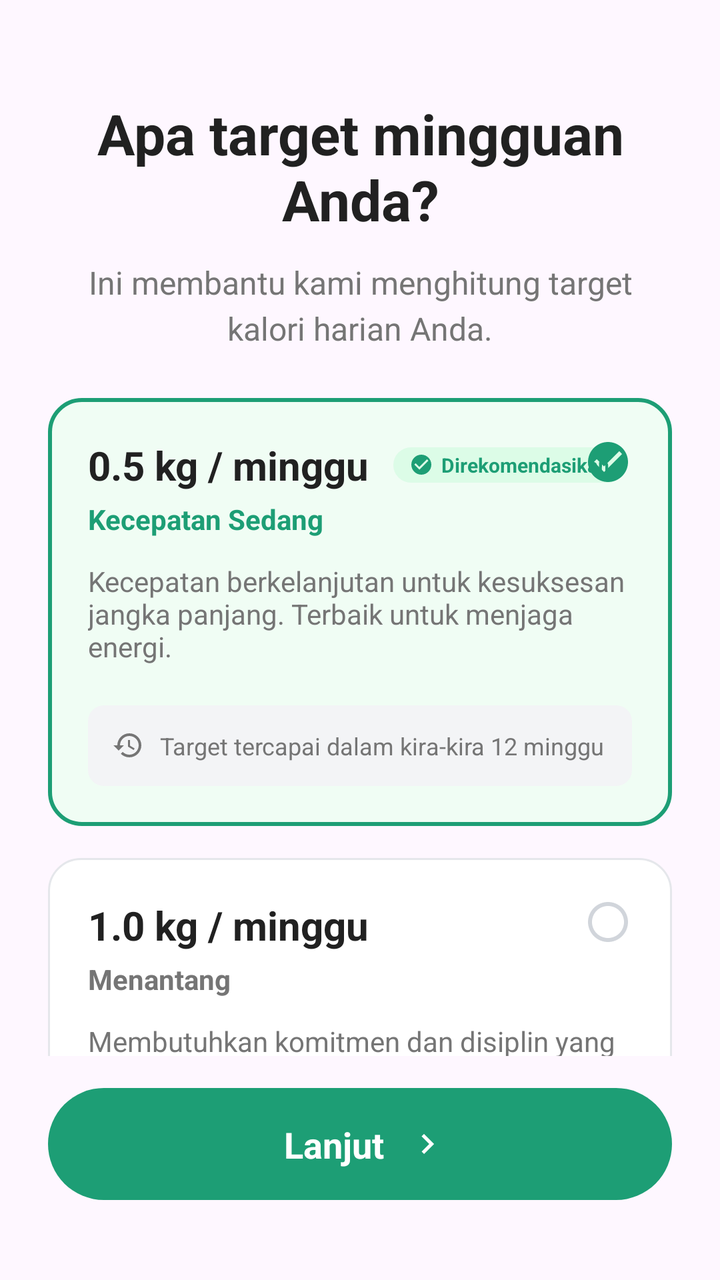
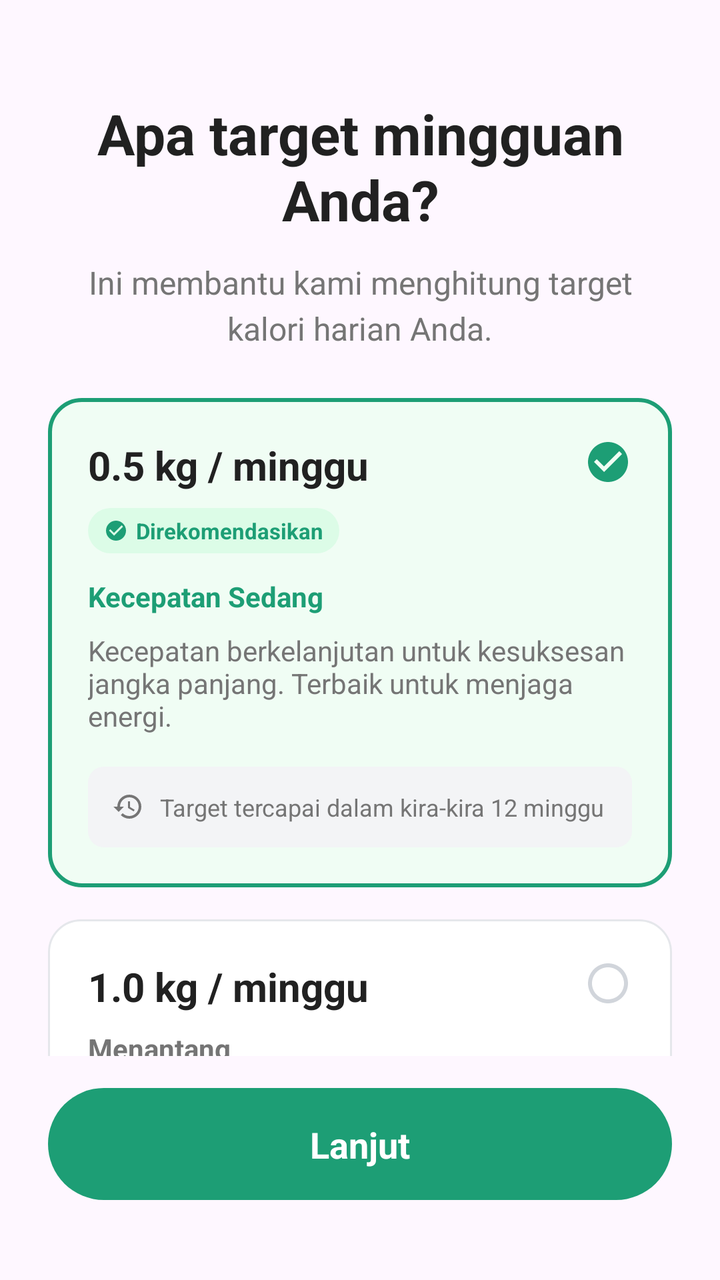

Two renders of the same Android screen: before a commit and after it. Below are the layout's source before the change and the commit's diff.
<!-- AndroidManifest.xml: application theme Theme.SmartBite -->
<!-- res/layout/fragment_onboarding_weekly_goal.xml -->
<?xml version="1.0" encoding="utf-8"?>
<androidx.constraintlayout.widget.ConstraintLayout xmlns:android="http://schemas.android.com/apk/res/android"
    xmlns:app="http://schemas.android.com/apk/res-auto"
    android:layout_width="match_parent"
    android:layout_height="match_parent"
    android:padding="24dp">

    <TextView
        android:id="@+id/tv_title"
        android:layout_width="match_parent"
        android:layout_height="wrap_content"
        android:layout_marginTop="24dp"
        android:gravity="center"
        android:text="Apa target mingguan Anda?"
        android:textColor="@color/text_primary"
        android:textSize="28sp"
        android:textStyle="bold"
        app:layout_constraintTop_toTopOf="parent" />

    <TextView
        android:id="@+id/tv_subtitle"
        android:layout_width="match_parent"
        android:layout_height="wrap_content"
        android:layout_marginTop="12dp"
        android:gravity="center"
        android:lineSpacingExtra="4sp"
        android:text="Ini membantu kami menghitung target kalori harian Anda."
        android:textColor="@color/text_secondary"
        android:textSize="16sp"
        app:layout_constraintTop_toBottomOf="@id/tv_title" />

    <ScrollView
        android:layout_width="match_parent"
        android:layout_height="0dp"
        android:layout_marginTop="24dp"
        android:layout_marginBottom="16dp"
        android:scrollbars="none"
        app:layout_constraintBottom_toTopOf="@id/btn_next"
        app:layout_constraintTop_toBottomOf="@id/tv_subtitle">

        <LinearLayout
            android:layout_width="match_parent"
            android:layout_height="wrap_content"
            android:orientation="vertical">

            
            <androidx.constraintlayout.widget.ConstraintLayout
                android:id="@+id/btn_moderate"
                android:layout_width="match_parent"
                android:layout_height="wrap_content"
                android:layout_marginBottom="16dp"
                android:background="@drawable/bg_weekly_card_selected"
                android:clickable="true"
                android:focusable="true"
                android:padding="20dp">

                <TextView
                    android:id="@+id/tv_moderate_value"
                    android:layout_width="wrap_content"
                    android:layout_height="wrap_content"
                    android:text="0.5 kg / minggu"
                    android:textColor="@color/text_primary"
                    android:textSize="20sp"
                    android:textStyle="bold"
                    app:layout_constraintStart_toStartOf="parent"
                    app:layout_constraintTop_toTopOf="parent" />

                <LinearLayout
                    android:layout_width="wrap_content"
                    android:layout_height="wrap_content"
                    android:layout_marginStart="12dp"
                    android:background="@drawable/bg_recommended_badge"
                    android:gravity="center"
                    android:orientation="horizontal"
                    android:paddingHorizontal="8dp"
                    android:paddingVertical="2dp"
                    app:layout_constraintBottom_toBottomOf="@id/tv_moderate_value"
                    app:layout_constraintStart_toEndOf="@id/tv_moderate_value"
                    app:layout_constraintTop_toTopOf="@id/tv_moderate_value">

                    <ImageView
                        android:layout_width="12dp"
                        android:layout_height="12dp"
                        android:src="@drawable/ic_check_circle_filled"
                        app:tint="@color/brand_green" />

                    <TextView
                        android:layout_width="wrap_content"
                        android:layout_height="wrap_content"
                        android:layout_marginStart="4dp"
                        android:text="Direkomendasikan"
                        android:textColor="@color/brand_green"
                        android:textSize="10sp"
                        android:textStyle="bold" />
                </LinearLayout>

                <ImageView
                    android:id="@+id/iv_check_moderate"
                    android:layout_width="24dp"
                    android:layout_height="24dp"
                    android:src="@drawable/ic_check_circle_filled"
                    app:layout_constraintEnd_toEndOf="parent"
                    app:layout_constraintTop_toTopOf="parent"
                    app:tint="@color/brand_green" />

                <TextView
                    android:id="@+id/tv_moderate_label"
                    android:layout_width="wrap_content"
                    android:layout_height="wrap_content"
                    android:layout_marginTop="4dp"
                    android:text="Kecepatan Sedang"
                    android:textColor="@color/brand_green"
                    android:textSize="14sp"
                    android:textStyle="bold"
                    app:layout_constraintStart_toStartOf="parent"
                    app:layout_constraintTop_toBottomOf="@id/tv_moderate_value" />

                <TextView
                    android:id="@+id/tv_moderate_desc"
                    android:layout_width="match_parent"
                    android:layout_height="wrap_content"
                    android:layout_marginTop="12dp"
                    android:text="Kecepatan berkelanjutan untuk kesuksesan jangka panjang. Terbaik untuk menjaga energi."
                    android:textColor="@color/text_secondary"
                    android:textSize="14sp"
                    app:layout_constraintTop_toBottomOf="@id/tv_moderate_label" />

                <LinearLayout
                    android:id="@+id/ll_date_moderate"
                    android:layout_width="match_parent"
                    android:layout_height="wrap_content"
                    android:layout_marginTop="20dp"
                    android:background="@drawable/bg_date_info"
                    android:gravity="center_vertical"
                    android:orientation="horizontal"
                    android:padding="12dp"
                    app:layout_constraintTop_toBottomOf="@id/tv_moderate_desc">

                    <ImageView
                        android:layout_width="16dp"
                        android:layout_height="16dp"
                        android:src="@drawable/ic_history"
                        app:tint="@color/text_secondary" />

                    <TextView
                        android:layout_width="wrap_content"
                        android:layout_height="wrap_content"
                        android:layout_marginStart="8dp"
                        android:text="Target tercapai dalam kira-kira 12 minggu"
                        android:textColor="@color/text_secondary"
                        android:textSize="12sp" />
                </LinearLayout>
            </androidx.constraintlayout.widget.ConstraintLayout>

            
            <androidx.constraintlayout.widget.ConstraintLayout
                android:id="@+id/btn_challenging"
                android:layout_width="match_parent"
                android:layout_height="wrap_content"
                android:layout_marginBottom="16dp"
                android:background="@drawable/bg_weekly_card_unselected"
                android:clickable="true"
                android:focusable="true"
                android:padding="20dp">

                <TextView
                    android:id="@+id/tv_challenging_value"
                    android:layout_width="wrap_content"
                    android:layout_height="wrap_content"
                    android:text="1.0 kg / minggu"
                    android:textColor="@color/text_primary"
                    android:textSize="20sp"
                    android:textStyle="bold"
                    app:layout_constraintStart_toStartOf="parent"
                    app:layout_constraintTop_toTopOf="parent" />

                <ImageView
                    android:id="@+id/iv_check_challenging"
                    android:layout_width="24dp"
                    android:layout_height="24dp"
                    android:src="@drawable/ic_check_circle_outline"
                    app:layout_constraintEnd_toEndOf="parent"
                    app:layout_constraintTop_toTopOf="parent"
                    app:tint="#D1D5DB" />

                <TextView
                    android:id="@+id/tv_challenging_label"
                    android:layout_width="wrap_content"
                    android:layout_height="wrap_content"
                    android:layout_marginTop="4dp"
                    android:text="Menantang"
                    android:textColor="@color/text_secondary"
                    android:textSize="14sp"
                    android:textStyle="bold"
                    app:layout_constraintStart_toStartOf="parent"
                    app:layout_constraintTop_toBottomOf="@id/tv_challenging_value" />

                <TextView
                    android:id="@+id/tv_challenging_desc"
                    android:layout_width="match_parent"
                    android:layout_height="wrap_content"
                    android:layout_marginTop="12dp"
                    android:text="Membutuhkan komitmen dan disiplin yang lebih tinggi. Mungkin terasa lapar di awal."
                    android:textColor="@color/text_secondary"
                    android:textSize="14sp"
                    app:layout_constraintTop_toBottomOf="@id/tv_challenging_label" />

                <LinearLayout
                    android:id="@+id/ll_date_challenging"
                    android:layout_width="match_parent"
                    android:layout_height="wrap_content"
                    android:layout_marginTop="20dp"
                    android:background="@drawable/bg_date_info"
                    android:gravity="center_vertical"
                    android:orientation="horizontal"
                    android:padding="12dp"
                    app:layout_constraintTop_toBottomOf="@id/tv_challenging_desc">

                    <ImageView
                        android:layout_width="16dp"
                        android:layout_height="16dp"
                        android:src="@drawable/ic_history"
                        app:tint="@color/text_secondary" />

                    <TextView
                        android:layout_width="wrap_content"
                        android:layout_height="wrap_content"
                        android:layout_marginStart="8dp"
                        android:text="Target tercapai dalam kira-kira 6 minggu"
                        android:textColor="@color/text_secondary"
                        android:textSize="12sp" />
                </LinearLayout>
            </androidx.constraintlayout.widget.ConstraintLayout>

        </LinearLayout>
    </ScrollView>

    <androidx.constraintlayout.widget.ConstraintLayout
        android:id="@+id/btn_next"
        android:layout_width="match_parent"
        android:layout_height="56dp"
        android:layout_marginBottom="16dp"
        android:background="@drawable/onboarding_button_bg"
        android:clickable="true"
        android:focusable="true"
        app:layout_constraintBottom_toBottomOf="parent">

        <TextView
            android:layout_width="wrap_content"
            android:layout_height="wrap_content"
            android:text="Lanjut"
            android:textColor="@color/white"
            android:textSize="18sp"
            android:textStyle="bold"
            app:layout_constraintBottom_toBottomOf="parent"
            app:layout_constraintEnd_toEndOf="parent"
            app:layout_constraintHorizontal_bias="0.45"
            app:layout_constraintStart_toStartOf="parent"
            app:layout_constraintTop_toTopOf="parent" />

        <ImageView
            android:layout_width="20dp"
            android:layout_height="20dp"
            android:layout_marginStart="8dp"
            android:src="@drawable/ic_chevron_right"
            app:layout_constraintBottom_toBottomOf="parent"
            app:layout_constraintStart_toEndOf="@id/guideline_center"
            app:layout_constraintTop_toTopOf="parent"
            app:tint="@color/white" />

        <androidx.constraintlayout.widget.Guideline
            android:id="@+id/guideline_center"
            android:layout_width="wrap_content"
            android:layout_height="wrap_content"
            android:orientation="vertical"
            app:layout_constraintGuide_percent="0.55" />

    </androidx.constraintlayout.widget.ConstraintLayout>

</androidx.constraintlayout.widget.ConstraintLayout>
<!-- resources referenced by this layout -->
<resources>
  <color name="brand_green">#1D9E75</color>
  <color name="text_primary">#212121</color>
  <color name="text_secondary">#757575</color>
  <color name="white">#FFFFFFFF</color>
  <!-- drawable bg_date_info (drawable) -->
  <?xml version="1.0" encoding="utf-8"?>
  <shape xmlns:android="http://schemas.android.com/apk/res/android"
      android:shape="rectangle">
      <solid android:color="#F3F4F6" />
      <corners android:radius="8dp" />
  </shape>
  <!-- drawable bg_recommended_badge (drawable) -->
  <?xml version="1.0" encoding="utf-8"?>
  <shape xmlns:android="http://schemas.android.com/apk/res/android"
      android:shape="rectangle">
      <solid android:color="#DCFCE7" />
      <corners android:radius="12dp" />
  </shape>
  <!-- drawable bg_weekly_card_selected (drawable) -->
  <?xml version="1.0" encoding="utf-8"?>
  <shape xmlns:android="http://schemas.android.com/apk/res/android"
      android:shape="rectangle">
      <solid android:color="#F0FDF4" />
      <stroke
          android:width="2dp"
          android:color="@color/brand_green" />
      <corners android:radius="16dp" />
  </shape>
  <!-- drawable bg_weekly_card_unselected (drawable) -->
  <?xml version="1.0" encoding="utf-8"?>
  <shape xmlns:android="http://schemas.android.com/apk/res/android"
      android:shape="rectangle">
      <solid android:color="@color/white" />
      <stroke
          android:width="1dp"
          android:color="#E5E7EB" />
      <corners android:radius="16dp" />
  </shape>
  <!-- drawable ic_check_circle_filled (drawable) -->
  <vector xmlns:android="http://schemas.android.com/apk/res/android"
      android:width="24dp"
      android:height="24dp"
      android:viewportWidth="24"
      android:viewportHeight="24">
      <path
          android:fillColor="@color/brand_green"
          android:pathData="M12,2C6.48,2 2,6.48 2,12s4.48,10 10,10 10,-4.48 10,-10S17.52,2 12,2zM10,17l-5,-5 1.41,-1.41L10,14.17l7.59,-7.59L19,8l-9,9z"/>
  </vector>
  <!-- drawable ic_check_circle_outline (drawable) -->
  <vector xmlns:android="http://schemas.android.com/apk/res/android"
      android:width="24dp"
      android:height="24dp"
      android:viewportWidth="24"
      android:viewportHeight="24">
      <path
          android:fillColor="#E0E0E0"
          android:pathData="M12,2C6.48,2 2,6.48 2,12s4.48,10 10,10 10,-4.48 10,-10S17.52,2 12,2zM12,20c-4.42,0 -8,-3.58 -8,-8s3.58,-8 8,-8 8,3.58 8,8 -3.58,8 -8,8z"/>
  </vector>
  <!-- drawable ic_chevron_right (drawable) -->
  <?xml version="1.0" encoding="utf-8"?>
  <vector xmlns:android="http://schemas.android.com/apk/res/android"
      android:width="24dp"
      android:height="24dp"
      android:viewportWidth="24"
      android:viewportHeight="24">
      <path
          android:fillColor="#9E9E9E"
          android:pathData="M10,6L8.59,7.41L13.17,12l-4.58,4.59L10,18l6,-6z" />
  </vector>
  <!-- drawable ic_history (drawable) -->
  <?xml version="1.0" encoding="utf-8"?>
  <vector xmlns:android="http://schemas.android.com/apk/res/android"
      android:width="24dp"
      android:height="24dp"
      android:viewportWidth="24"
      android:viewportHeight="24">
      <path
          android:fillColor="#000000"
          android:pathData="M13,3c-4.97,0 -9,4.03 -9,9H1l3.89,3.89l0.07,0.14L9,12H6c0,-3.87 3.13,-7 7,-7s7,3.13 7,7s-3.13,7 -7,7c-1.93,0 -3.68,-0.79 -4.94,-2.06l-1.42,1.42C8.27,19.99 10.51,21 13,21c4.97,0 9,-4.03 9,-9s-4.03,-9 -9,-9z M12,8v5l4.28,2.54l0.72,-1.21l-3.5,-2.08V8H12z" />
  </vector>
  <!-- drawable onboarding_button_bg (drawable) -->
  <?xml version="1.0" encoding="utf-8"?>
  <ripple xmlns:android="http://schemas.android.com/apk/res/android"
      android:color="#40FFFFFF">
      <item>
          <shape android:shape="rectangle">
              <solid android:color="@color/brand_green" />
              <corners android:radius="100dp" />
          </shape>
      </item>
  </ripple>
  <color name="purple_500">#3F7E03</color>
  <color name="teal_200">#FF03DAC5</color>
  <color name="black">#FF000000</color>
  <color name="nav_glow_green">#1A34A853</color>
  <color name="nav_active_green">#34A853</color>
  <!-- unchanged entries left out for length: 1 -->
</resources>

<!-- the commit's change to res/layout/fragment_onboarding_weekly_goal.xml (unified diff, before → after) -->
@@ -56,27 +56,29 @@
 
                 <TextView
                     android:id="@+id/tv_moderate_value"
-                    android:layout_width="wrap_content"
-                    android:layout_height="wrap_content"
+                    android:layout_width="0dp"
+                    android:layout_height="wrap_content"
+                    android:layout_marginEnd="16dp"
                     android:text="0.5 kg / minggu"
                     android:textColor="@color/text_primary"
                     android:textSize="20sp"
                     android:textStyle="bold"
+                    app:layout_constraintEnd_toStartOf="@+id/iv_check_moderate"
                     app:layout_constraintStart_toStartOf="parent"
                     app:layout_constraintTop_toTopOf="parent" />
 
                 <LinearLayout
+                    android:id="@+id/ll_recommended_badge"
                     android:layout_width="wrap_content"
                     android:layout_height="wrap_content"
-                    android:layout_marginStart="12dp"
+                    android:layout_marginTop="8dp"
                     android:background="@drawable/bg_recommended_badge"
                     android:gravity="center"
                     android:orientation="horizontal"
                     android:paddingHorizontal="8dp"
-                    android:paddingVertical="2dp"
-                    app:layout_constraintBottom_toBottomOf="@id/tv_moderate_value"
-                    app:layout_constraintStart_toEndOf="@id/tv_moderate_value"
-                    app:layout_constraintTop_toTopOf="@id/tv_moderate_value">
+                    android:paddingVertical="4dp"
+                    app:layout_constraintStart_toStartOf="parent"
+                    app:layout_constraintTop_toBottomOf="@id/tv_moderate_value">
 
                     <ImageView
                         android:layout_width="12dp"
@@ -90,7 +92,7 @@
                         android:layout_marginStart="4dp"
                         android:text="Direkomendasikan"
                         android:textColor="@color/brand_green"
-                        android:textSize="10sp"
+                        android:textSize="11sp"
                         android:textStyle="bold" />
                 </LinearLayout>
 
@@ -107,19 +109,19 @@
                     android:id="@+id/tv_moderate_label"
                     android:layout_width="wrap_content"
                     android:layout_height="wrap_content"
-                    android:layout_marginTop="4dp"
+                    android:layout_marginTop="12dp"
                     android:text="Kecepatan Sedang"
                     android:textColor="@color/brand_green"
                     android:textSize="14sp"
                     android:textStyle="bold"
                     app:layout_constraintStart_toStartOf="parent"
-                    app:layout_constraintTop_toBottomOf="@id/tv_moderate_value" />
+                    app:layout_constraintTop_toBottomOf="@id/ll_recommended_badge" />
 
                 <TextView
                     android:id="@+id/tv_moderate_desc"
                     android:layout_width="match_parent"
                     android:layout_height="wrap_content"
-                    android:layout_marginTop="12dp"
+                    android:layout_marginTop="8dp"
                     android:text="Kecepatan berkelanjutan untuk kesuksesan jangka panjang. Terbaik untuk menjaga energi."
                     android:textColor="@color/text_secondary"
                     android:textSize="14sp"
@@ -129,7 +131,7 @@
                     android:id="@+id/ll_date_moderate"
                     android:layout_width="match_parent"
                     android:layout_height="wrap_content"
-                    android:layout_marginTop="20dp"
+                    android:layout_marginTop="16dp"
                     android:background="@drawable/bg_date_info"
                     android:gravity="center_vertical"
                     android:orientation="horizontal"
@@ -165,12 +167,14 @@
 
                 <TextView
                     android:id="@+id/tv_challenging_value"
-                    android:layout_width="wrap_content"
-                    android:layout_height="wrap_content"
+                    android:layout_width="0dp"
+                    android:layout_height="wrap_content"
+                    android:layout_marginEnd="16dp"
                     android:text="1.0 kg / minggu"
                     android:textColor="@color/text_primary"
                     android:textSize="20sp"
                     android:textStyle="bold"
+                    app:layout_constraintEnd_toStartOf="@+id/iv_check_challenging"
                     app:layout_constraintStart_toStartOf="parent"
                     app:layout_constraintTop_toTopOf="parent" />
 
@@ -187,7 +191,7 @@
                     android:id="@+id/tv_challenging_label"
                     android:layout_width="wrap_content"
                     android:layout_height="wrap_content"
-                    android:layout_marginTop="4dp"
+                    android:layout_marginTop="8dp"
                     android:text="Menantang"
                     android:textColor="@color/text_secondary"
                     android:textSize="14sp"
@@ -199,7 +203,7 @@
                     android:id="@+id/tv_challenging_desc"
                     android:layout_width="match_parent"
                     android:layout_height="wrap_content"
-                    android:layout_marginTop="12dp"
+                    android:layout_marginTop="8dp"
                     android:text="Membutuhkan komitmen dan disiplin yang lebih tinggi. Mungkin terasa lapar di awal."
                     android:textColor="@color/text_secondary"
                     android:textSize="14sp"
@@ -209,7 +213,7 @@
                     android:id="@+id/ll_date_challenging"
                     android:layout_width="match_parent"
                     android:layout_height="wrap_content"
-                    android:layout_marginTop="20dp"
+                    android:layout_marginTop="16dp"
                     android:background="@drawable/bg_date_info"
                     android:gravity="center_vertical"
                     android:orientation="horizontal"
@@ -254,27 +258,9 @@
             android:textStyle="bold"
             app:layout_constraintBottom_toBottomOf="parent"
             app:layout_constraintEnd_toEndOf="parent"
-            app:layout_constraintHorizontal_bias="0.45"
             app:layout_constraintStart_toStartOf="parent"
             app:layout_constraintTop_toTopOf="parent" />
 
-        <ImageView
-            android:layout_width="20dp"
-            android:layout_height="20dp"
-            android:layout_marginStart="8dp"
-            android:src="@drawable/ic_chevron_right"
-            app:layout_constraintBottom_toBottomOf="parent"
-            app:layout_constraintStart_toEndOf="@id/guideline_center"
-            app:layout_constraintTop_toTopOf="parent"
-            app:tint="@color/white" />
-
-        <androidx.constraintlayout.widget.Guideline
-            android:id="@+id/guideline_center"
-            android:layout_width="wrap_content"
-            android:layout_height="wrap_content"
-            android:orientation="vertical"
-            app:layout_constraintGuide_percent="0.55" />
-
     </androidx.constraintlayout.widget.ConstraintLayout>
 
 </androidx.constraintlayout.widget.ConstraintLayout>
<!-- resource entries referenced after the edit -->
@@ -58,17 +58,6 @@
           android:fillColor="#E0E0E0"
           android:pathData="M12,2C6.48,2 2,6.48 2,12s4.48,10 10,10 10,-4.48 10,-10S17.52,2 12,2zM12,20c-4.42,0 -8,-3.58 -8,-8s3.58,-8 8,-8 8,3.58 8,8 -3.58,8 -8,8z"/>
   </vector>
-  <!-- drawable ic_chevron_right (drawable) -->
-  <?xml version="1.0" encoding="utf-8"?>
-  <vector xmlns:android="http://schemas.android.com/apk/res/android"
-      android:width="24dp"
-      android:height="24dp"
-      android:viewportWidth="24"
-      android:viewportHeight="24">
-      <path
-          android:fillColor="#9E9E9E"
-          android:pathData="M10,6L8.59,7.41L13.17,12l-4.58,4.59L10,18l6,-6z" />
-  </vector>
   <!-- drawable ic_history (drawable) -->
   <?xml version="1.0" encoding="utf-8"?>
   <vector xmlns:android="http://schemas.android.com/apk/res/android"
